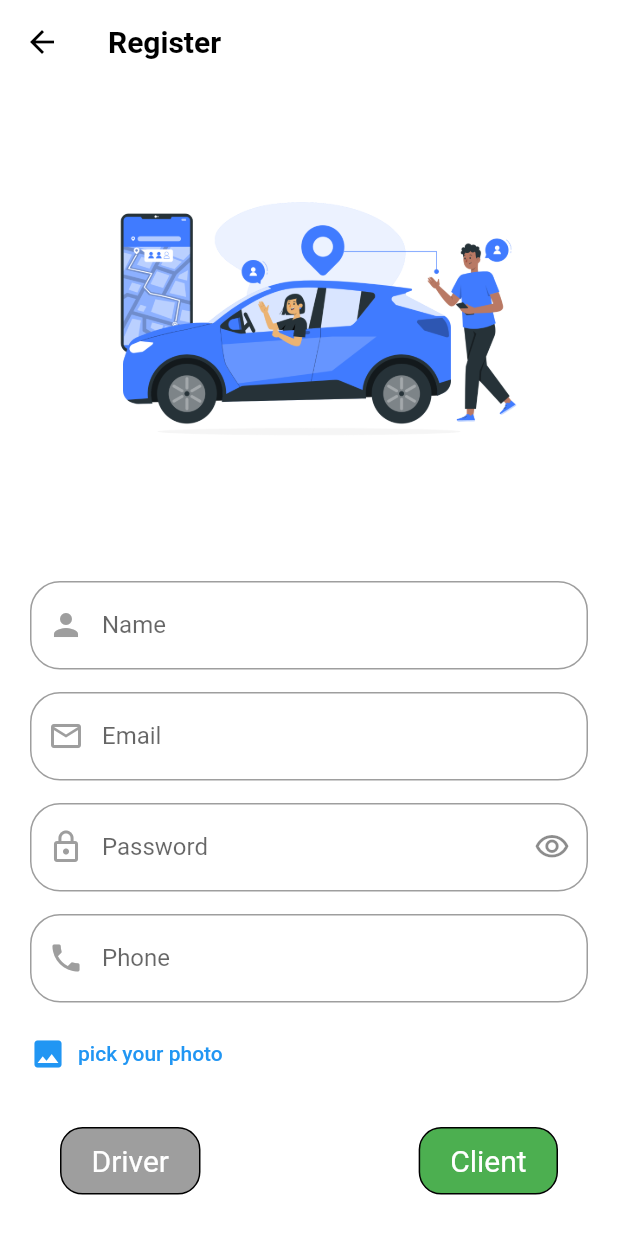
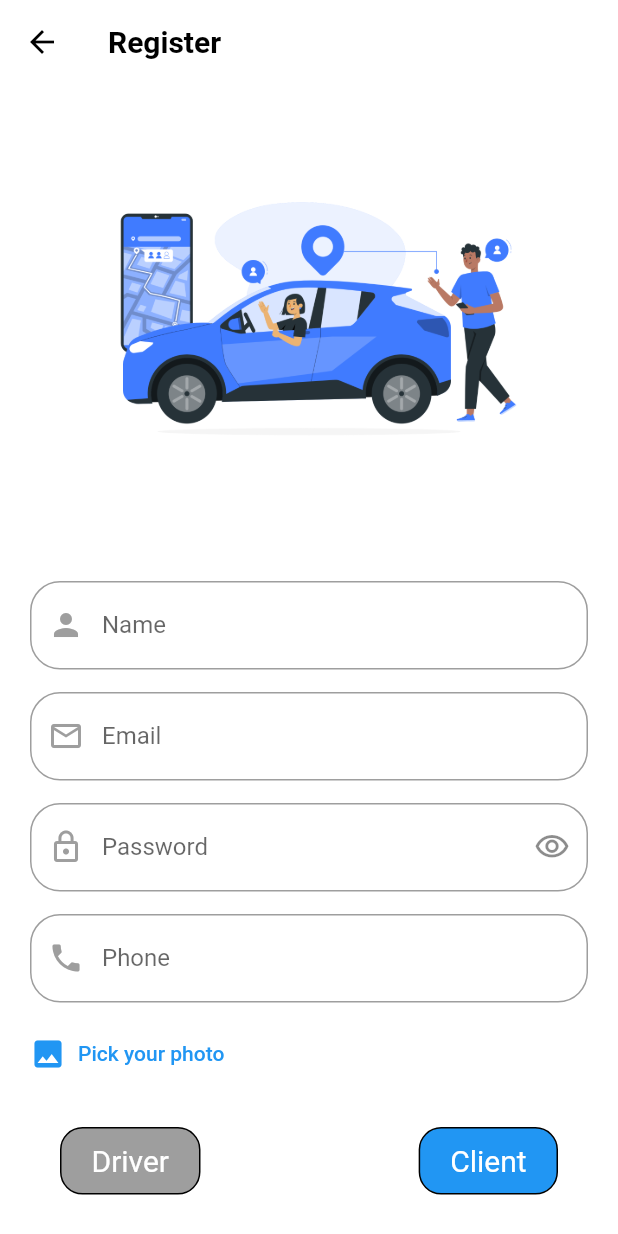
Before and after one commit to Mahmoud-Niazy/uber, a Flutter app: the screen it shows after launch, after a tap on "Login", after a tap on "Register now", on a phone screen of 412 x 824 dp. Run offline on Flutter 3.47's test engine with Material 2 defaults, Android fonts, the phone set to English and light mode, and no system bars; our stand-ins replace awesome_notifications, cloud_firestore, dio, easy_splash_screen, firebase_auth, firebase_core and 11 more; missing offline and left inert: rate; accounts and stored records are empty.

Commit message:
'Localization'

```diff
--- /dev/null
+++ b/assets/lang/en.json
@@ -0,0 +1,3 @@
+{
+
+}
--- /dev/null
+++ b/lib/app_localization.dart
@@ -0,0 +1,48 @@
+import 'dart:convert';
+import 'package:flutter/material.dart';
+import 'package:flutter/services.dart';
+
+class AppLocalizations {
+  Locale? locale ;
+  AppLocalizations({
+    this.locale
+});
+
+  static LocalizationsDelegate<AppLocalizations> delegate = AppLocalizationsDelegate();
+
+  static AppLocalizations? of(context){
+    return Localizations.of<AppLocalizations>(context, AppLocalizations);
+  }
+
+  late Map<String,String> jsonStrings ;
+  Future LoadLangJson() async{
+    String strings = await rootBundle.loadString('assets/lang/${locale!.languageCode}.json');
+    Map<String,dynamic> jsons = json.decode(strings);
+    jsonStrings= jsons.map((key, value){
+      return MapEntry(key, value.toString());
+    } );
+  }
+
+  String Translate(String key) => jsonStrings[key]?? key ;
+}
+
+
+class AppLocalizationsDelegate extends LocalizationsDelegate<AppLocalizations> {
+  @override
+  bool isSupported(Locale locale) {
+    return ['en' , 'ar'].contains(locale.languageCode);
+  }
+
+  @override
+  Future<AppLocalizations> load(Locale locale) async{
+    AppLocalizations appLocalizations = AppLocalizations(
+      locale: locale
+    );
+    await appLocalizations.LoadLangJson();
+    return appLocalizations ;
+  }
+
+  @override
+  bool shouldReload(covariant LocalizationsDelegate<AppLocalizations> old) => false ;
+
+}
--- a/lib/main.dart
+++ b/lib/main.dart
@@ -3,6 +3,8 @@ import 'package:firebase_core/firebase_core.dart';
 import 'package:firebase_messaging/firebase_messaging.dart';
 import 'package:flutter/material.dart';
 import 'package:flutter_bloc/flutter_bloc.dart';
+import 'package:flutter_localizations/flutter_localizations.dart';
+import 'package:uber_final/app_localization.dart';
 import 'package:uber_final/cashe_helper/cashe_helper.dart';
 import 'package:uber_final/dio_helper/dio_helper.dart';
 import 'package:uber_final/register_cubit/register_cubit.dart';
@@ -90,6 +92,26 @@ class MyApp extends StatelessWidget {
         ),
       ],
       child: MaterialApp(
+         supportedLocales: [
+           Locale('en'),
+           Locale('ar'),
+         ],
+        localizationsDelegates: [
+          AppLocalizations.delegate,
+          GlobalMaterialLocalizations.delegate,
+          GlobalWidgetsLocalizations.delegate,
+          GlobalCupertinoLocalizations.delegate,
+        ],
+        localeResolutionCallback: (deviceLocale , supportedLocales){
+           for(var locale in supportedLocales){
+             if(deviceLocale != null){
+               if(deviceLocale.languageCode == locale.languageCode){
+                 return deviceLocale ;
+               }
+             }
+           }
+           return supportedLocales.first;
+        },
         home: SplashScreen(),
         // CasheHelper.GetData(key: 'uId') != null
         //     ? CasheHelper.GetData(key: 'isDriver')
--- a/lib/register_cubit/register_cubit.dart
+++ b/lib/register_cubit/register_cubit.dart
@@ -2,7 +2,6 @@
 import 'dart:io';
 import 'package:cloud_firestore/cloud_firestore.dart';
 import 'package:firebase_auth/firebase_auth.dart';
-import 'package:firebase_messaging/firebase_messaging.dart';
 import 'package:firebase_storage/firebase_storage.dart';
 import 'package:flutter_bloc/flutter_bloc.dart';
 import 'package:image_picker/image_picker.dart';
@@ -121,7 +120,7 @@ class RegisterCubit extends Cubit<RegisterStates> {
             FirebaseFirestore.instance.collection('drivers')
                 .doc(value1.user!.uid).set(driver.toMap())
                 .then((value) {
-              FirebaseMessaging.instance.subscribeToTopic('drivers');
+              // FirebaseMessaging.instance.subscribeToTopic('drivers');
               emit(CreateUserSuccessfullyState());
             })
                 .catchError((error) {
@@ -155,7 +154,7 @@ class RegisterCubit extends Cubit<RegisterStates> {
             FirebaseFirestore.instance.collection('clients')
                 .doc(value1.user!.uid).set(client.toMap())
                 .then((value) {
-              FirebaseMessaging.instance.subscribeToTopic('clients');
+              // FirebaseMessaging.instance.subscribeToTopic('clients');
               emit(CreateUserSuccessfullyState());
             })
                 .catchError((error) {
--- a/lib/screens/clients/client_setting_screen.dart
+++ b/lib/screens/clients/client_setting_screen.dart
@@ -1,5 +1,6 @@
 import 'package:flutter/material.dart';
 import 'package:flutter_bloc/flutter_bloc.dart';
+import 'package:uber_final/app_localization.dart';
 import 'package:uber_final/screens/login_screen.dart';
 import 'package:uber_final/uber_cubit/uber_cubit.dart';
 import '../../cashe_helper/cashe_helper.dart';
@@ -12,6 +13,7 @@ class ClientSettingScreen extends StatelessWidget {
     return BlocConsumer<UberCubit, UberStates>(
       listener: (context, state) {},
       builder: (context, state) {
+        var locale = AppLocalizations.of(context)!;
         var cubit = UberCubit.get(context);
         return cubit.client != null ||
                 cubit.driver != null
@@ -65,7 +67,7 @@ class ClientSettingScreen extends StatelessWidget {
                             height: 50,
                           ),
                           BuildButton(
-                            label: 'Sign out',
+                            label: locale.Translate('Sign out'),
                             onPressed: (){
                               CasheHelper.RemoveData(key: 'uId').then((value) {
                                 cubit.driver=null;
--- a/lib/screens/clients/google_map_screen.dart
+++ b/lib/screens/clients/google_map_screen.dart
@@ -1,6 +1,7 @@
 import 'package:flutter/material.dart';
 import 'package:flutter_bloc/flutter_bloc.dart';
 import 'package:google_maps_flutter/google_maps_flutter.dart';
+import 'package:uber_final/app_localization.dart';
 import 'package:uber_final/components/components.dart';
 import '../../uber_cubit/uber_cubit.dart';
 import '../../uber_cubit/uber_states.dart';
@@ -12,11 +13,12 @@ class GoogleMapScreen extends StatelessWidget {
       listener: (context, state) {},
       builder: (context, state) {
         var cubit = UberCubit.get(context);
+        var locale = AppLocalizations.of(context)!;
         return Scaffold(
           appBar: AppBar(
             actions: [
               BuildTextButton(
-                label: 'Confirm',
+                label: locale.Translate('Confirm'),
                 onPressed: cubit.i != 0 ?
                     () {
                   cubit.confirmFrom();
--- a/lib/screens/drivers/driver_setting_screen.dart
+++ b/lib/screens/drivers/driver_setting_screen.dart
@@ -1,5 +1,6 @@
 import 'package:flutter/material.dart';
 import 'package:flutter_bloc/flutter_bloc.dart';
+import 'package:uber_final/app_localization.dart';
 
 import '../../cashe_helper/cashe_helper.dart';
 import '../../components/components.dart';
@@ -14,6 +15,7 @@ class DriverSettingScreen extends StatelessWidget{
       listener: (context, state) {},
       builder: (context, state) {
         var cubit = UberCubit.get(context);
+        var locale = AppLocalizations.of(context)!;
         return cubit.client != null ||
             cubit.driver != null
             ? Center(
@@ -65,7 +67,7 @@ class DriverSettingScreen extends StatelessWidget{
                         height: 40,
                       ),
                       BuildButton(
-                        label: 'Sign out',
+                        label: locale.Translate('Sign out'),
                         onPressed: (){
                           CasheHelper.RemoveData(key: 'uId').then((value) {
                             cubit.driver=null;
--- a/lib/screens/login_screen.dart
+++ b/lib/screens/login_screen.dart
@@ -7,6 +7,7 @@ import 'package:uber_final/layout/layout_for_drivers.dart';
 import 'package:uber_final/login_cubit/login_cubit.dart';
 import 'package:uber_final/screens/register_screen.dart';
 import 'package:uber_final/uber_cubit/uber_cubit.dart';
+import '../app_localization.dart';
 import '../components/components.dart';
 import '../layout/layout_for_client.dart';
 import '../login_cubit/login_states.dart';
@@ -54,6 +55,7 @@ class LoginScreen extends StatelessWidget {
         },
         builder: (context, state) {
           var cubit = LoginCubit.get(context);
+          var locale = AppLocalizations.of(context)!;
           return SafeArea(
             child: Scaffold(
               body: Center(
@@ -77,12 +79,12 @@ class LoginScreen extends StatelessWidget {
                             height: MediaQuery.of(context).size.height * .04,
                           ),
                           BuildTextFormField(
-                            label: 'Email',
+                            label: locale.Translate('Email'),
                             controller: emailController,
                             pIcon: Icons.email_outlined,
                             validation: (value) {
                               if (value!.isEmpty) {
-                                return 'Email can\'t be empty';
+                                return locale.Translate('Email can\'t be empty');
                               }
                             },
                           ),
@@ -90,7 +92,7 @@ class LoginScreen extends StatelessWidget {
                             height: 15,
                           ),
                           BuildTextFormField(
-                            label: 'Password',
+                            label: locale.Translate('Password'),
                             controller: passwordController,
                             pIcon: Icons.lock_outline,
                             sIcon: cubit.isPassword
@@ -102,7 +104,7 @@ class LoginScreen extends StatelessWidget {
                             },
                             validation: (value) {
                               if (value!.isEmpty) {
-                                return 'Email can\'t be empty';
+                                return locale.Translate('Password can\'t be empty');
                               }
                             },
                           ),
@@ -117,6 +119,7 @@ class LoginScreen extends StatelessWidget {
                               children: [
                                 InkWell(
                                   onTap: () {
+                                    if(!cubit.isDriver)
                                     cubit.changeTypeOfUser();
                                   },
                                   child: Container(
@@ -125,7 +128,7 @@ class LoginScreen extends StatelessWidget {
                                       horizontal: 20,
                                     ),
                                     child: Text(
-                                      'Driver',
+                                      locale.Translate('Driver'),
                                       style: TextStyle(
                                         fontSize: 20,
                                         color: Colors.white,
@@ -133,7 +136,7 @@ class LoginScreen extends StatelessWidget {
                                     ),
                                     decoration: BoxDecoration(
                                         color: cubit.isDriver
-                                            ? Colors.green
+                                            ? Colors.blue
                                             : Colors.grey,
                                         borderRadius: BorderRadius.circular(15),
                                         border: Border.all(
@@ -144,7 +147,8 @@ class LoginScreen extends StatelessWidget {
                                 Spacer(),
                                 InkWell(
                                   onTap: () {
-                                    cubit.changeTypeOfUser();
+                                    if(cubit.isDriver)
+                                      cubit.changeTypeOfUser();
                                   },
                                   child: Container(
                                     padding: EdgeInsets.symmetric(
@@ -152,7 +156,7 @@ class LoginScreen extends StatelessWidget {
                                       horizontal: 20,
                                     ),
                                     child: Text(
-                                      'Client',
+                                      locale.Translate('Client'),
                                       style: TextStyle(
                                         fontSize: 20,
                                         color: Colors.white,
@@ -161,7 +165,7 @@ class LoginScreen extends StatelessWidget {
                                     decoration: BoxDecoration(
                                         color: cubit.isDriver
                                             ? Colors.grey
-                                            : Colors.green,
+                                            : Colors.blue,
                                         borderRadius: BorderRadius.circular(15),
                                         border: Border.all(
                                           color: Colors.black,
@@ -185,7 +189,7 @@ class LoginScreen extends StatelessWidget {
                                       );
                                     }
                                   },
-                                  label: 'Login',
+                                  label: locale.Translate('Login'),
                                 ),
                           SizedBox(
                             height: MediaQuery.of(context).size.height * .02,
@@ -193,12 +197,12 @@ class LoginScreen extends StatelessWidget {
                           Row(
                             mainAxisAlignment: MainAxisAlignment.center,
                             children: [
-                              Text('Don\'t have an account ? '),
+                              Text(locale.Translate('Don\'t have an account ?')),
                               SizedBox(
                                 width: 5,
                               ),
                               BuildTextButton(
-                                label: 'Register now',
+                                label: locale.Translate('Register now'),
                                 onPressed: () {
                                   navigate(
                                     screen: RegisterScreen(),
--- a/lib/screens/register_screen.dart
+++ b/lib/screens/register_screen.dart
@@ -1,5 +1,6 @@
 import 'package:flutter/material.dart';
 import 'package:flutter_bloc/flutter_bloc.dart';
+import 'package:uber_final/app_localization.dart';
 import 'package:uber_final/register_cubit/register_cubit.dart';
 import 'package:uber_final/screens/check_code_screen.dart';
 import '../components/components.dart';
@@ -28,11 +29,12 @@ class RegisterScreen extends StatelessWidget {
       },
       builder: (context, state) {
         var cubit = RegisterCubit.get(context);
+        var locale = AppLocalizations.of(context)!;
         return SafeArea(
           child: Scaffold(
             appBar: AppBar(
               title: Text(
-                'Register',
+                locale.Translate('Register'),
               ),
             ),
             body: SingleChildScrollView(
@@ -57,12 +59,12 @@ class RegisterScreen extends StatelessWidget {
                         height: MediaQuery.of(context).size.height * .04,
                       ),
                       BuildTextFormField(
-                        label: 'Name',
+                        label: locale.Translate('Name'),
                         controller: nameController,
                         pIcon: Icons.person,
                         validation: (value) {
                           if (value!.isEmpty) {
-                            return 'Name can\' be empty';
+                            return locale.Translate('Name can\'t be empty');
                           }
                         },
                       ),
@@ -70,12 +72,12 @@ class RegisterScreen extends StatelessWidget {
                         height: 15,
                       ),
                       BuildTextFormField(
-                        label: 'Email',
+                        label: locale.Translate('Email'),
                         controller: emailController,
                         pIcon: Icons.email_outlined,
                         validation: (value) {
                           if (value!.isEmpty) {
-                            return 'Email can\' be empty';
+                            return locale.Translate('Email can\'t be empty');
                           }
                         },
                       ),
@@ -83,12 +85,12 @@ class RegisterScreen extends StatelessWidget {
                         height: 15,
                       ),
                       BuildTextFormField(
-                        label: 'Password',
+                        label: locale.Translate('Password'),
                         controller: passwordController,
                         pIcon: Icons.lock_outline,
                         validation: (value) {
                           if (value!.isEmpty) {
-                            return 'Password can\' be empty';
+                            return locale.Translate('Password can\'t be empty');
                           }
                         },
                         isPassword: cubit.isPassword,
@@ -103,12 +105,12 @@ class RegisterScreen extends StatelessWidget {
                         height: 15,
                       ),
                       BuildTextFormField(
-                        label: 'Phone',
+                        label: locale.Translate('Phone'),
                         controller: phoneController,
                         pIcon: Icons.phone,
                         validation: (value) {
                           if (value!.isEmpty) {
-                            return 'Phone can\' be empty';
+                            return locale.Translate('Phone can\'t be empty');
                           }
                         },
                         type: TextInputType.phone,
@@ -123,7 +125,7 @@ class RegisterScreen extends StatelessWidget {
                             color: Colors.blue,
                           ),
                           BuildTextButton(
-                            label: 'pick your photo',
+                            label: locale.Translate('Pick your photo'),
                             onPressed: () {
                               cubit.getProfileImage();
                             },
@@ -154,7 +156,8 @@ class RegisterScreen extends StatelessWidget {
                           children: [
                             InkWell(
                               onTap: () {
-                                cubit.changeTypeOfUser();
+                                if(!cubit.isDriver)
+                                  cubit.changeTypeOfUser();
                               },
                               child: Container(
                                 padding: EdgeInsets.symmetric(
@@ -162,7 +165,7 @@ class RegisterScreen extends StatelessWidget {
                                   horizontal: 20,
                                 ),
                                 child: Text(
-                                  'Driver',
+                                  locale.Translate('Driver'),
                                   style: TextStyle(
                                     fontSize: 20,
                                     color: Colors.white,
@@ -170,7 +173,7 @@ class RegisterScreen extends StatelessWidget {
                                 ),
                                 decoration: BoxDecoration(
                                     color: cubit.isDriver
-                                        ? Colors.green
+                                        ? Colors.blue
                                         : Colors.grey,
                                     borderRadius: BorderRadius.circular(15),
                                     border: Border.all(
@@ -181,7 +184,8 @@ class RegisterScreen extends StatelessWidget {
                             Spacer(),
                             InkWell(
                               onTap: () {
-                                cubit.changeTypeOfUser();
+                                if(cubit.isDriver)
+                                  cubit.changeTypeOfUser();
                               },
                               child: Container(
                                 padding: EdgeInsets.symmetric(
@@ -189,7 +193,7 @@ class RegisterScreen extends StatelessWidget {
                                   horizontal: 20,
                                 ),
                                 child: Text(
-                                  'Client',
+                                  locale.Translate('Client'),
                                   style: TextStyle(
                                     fontSize: 20,
                                     color: Colors.white,
@@ -198,7 +202,7 @@ class RegisterScreen extends StatelessWidget {
                                 decoration: BoxDecoration(
                                     color: cubit.isDriver
                                         ? Colors.grey
-                                        : Colors.green,
+                                        : Colors.blue,
                                     borderRadius: BorderRadius.circular(15),
                                     border: Border.all(
                                       color: Colors.black,
@@ -222,7 +226,7 @@ class RegisterScreen extends StatelessWidget {
                                   );
                                 }
                               },
-                              label: 'Register now',
+                              label: locale.Translate('Register now'),
                             ),
                     ],
                   ),
--- a/lib/uber_cubit/uber_cubit.dart
+++ b/lib/uber_cubit/uber_cubit.dart
@@ -6,6 +6,7 @@ import 'package:flutter_bloc/flutter_bloc.dart';
 import 'package:geocoding/geocoding.dart';
 import 'package:geolocator/geolocator.dart';
 import 'package:google_maps_flutter/google_maps_flutter.dart';
+import 'package:uber_final/app_localization.dart';
 import 'package:uber_final/data_models/client_data_model.dart';
 import 'package:uber_final/data_models/driver_data_model.dart';
 import 'package:uber_final/data_models/offer_data_model.dart';
@@ -304,13 +305,14 @@ class UberCubit extends Cubit<UberStates> {
 
   SendNotificationToAlldrivers({
     required String clientName,
+    required BuildContext context,
   }) {
     emit(SendNotificationToAllDriversLoadingState());
     DioHelper.PostData(url: 'send', data: {
       "to": "/topics/drivers",
       "priority": "high",
       "notification": {
-        "body": "$clientName make an order",
+        "body": "$clientName ${AppLocalizations.of(context)!.Translate('make an order')}",
         "title": "New order for you",
         "subtitle": "Firebase Cloud Message Subtitle"
       }
@@ -345,6 +347,7 @@ class UberCubit extends Cubit<UberStates> {
     required String orderId,
     required dynamic price,
     required String clientFcmToken,
+    required BuildContext context,
   }) {
     emit(MakeOfferLoadingState());
 
@@ -354,7 +357,7 @@ class UberCubit extends Cubit<UberStates> {
         "to": clientFcmToken,
         "priority": "high",
         "notification": {
-          "body": "${driver!.name} send an offer ",
+          "body": "${driver!.name}" + ' ' + "${AppLocalizations.of(context)!.Translate('send an offer')} ",
           "title": "$price \$ ",
           "subtitle": ""
         }
@@ -426,6 +429,7 @@ class UberCubit extends Cubit<UberStates> {
   AcceptOffer({
     required OrderDataModel order,
     OfferDataModel? offer,
+    required BuildContext context ,
   }) {
     emit(AcceptedOfferLoadingState());
 
@@ -475,7 +479,7 @@ class UberCubit extends Cubit<UberStates> {
     SendNotification(
       to: newOrder.driverFcmToken!,
       title: newOrder.clientName!,
-      body: "${newOrder.clientName!} accept your offer ",
+      body: "${newOrder.clientName!}   ${AppLocalizations.of(context)!.Translate('accept your offer')} ",
     );
 
 
@@ -670,6 +674,7 @@ class UberCubit extends Cubit<UberStates> {
     required String offerId,
     required String to ,
     required String clientName,
+    required BuildContext context
 }){
     emit(RejectOfferLoadingState());
     FirebaseFirestore.instance
@@ -681,7 +686,7 @@ class UberCubit extends Cubit<UberStates> {
       SendNotification(
         to: to,
         title: '${clientName}',
-        body: "${clientName} reject your offer ",
+        body: "${clientName} ${AppLocalizations.of(context)!.Translate('reject your offer')} ",
       );
           emit(RejectOfferSuccessfullyState());
     });
--- a/pubspec.yaml
+++ b/pubspec.yaml
@@ -50,6 +50,8 @@ dependencies:
   rate: ^0.0.2
   awesome_notifications: any
   easy_splash_screen: ^1.0.4
+  flutter_localizations:
+   sdk: flutter
 
 
   # The following adds the Cupertino Icons font to your application.
@@ -81,6 +83,7 @@ flutter:
   # To add assets to your application, add an assets section, like this:
   assets:
     - assets/images/
+    - assets/lang/
   #   - images/a_dot_ham.jpeg
 
   # An image asset can refer to one or more resolution-specific "variants", see
```
Also changed, not shown: assets/lang/ar.json (added, +46 -0 lines), lib/components/components.dart (+17 -13 lines), lib/layout/layout_for_client.dart (+11 -4 lines), lib/layout/layout_for_drivers.dart (+12 -4 lines), lib/screens/clients/all_offers_screen.dart (+9 -7 lines), lib/screens/clients/make_order_screen.dart (+13 -10 lines), lib/screens/drivers/make_offer_screen.dart (+9 -6 lines), pubspec.lock.
